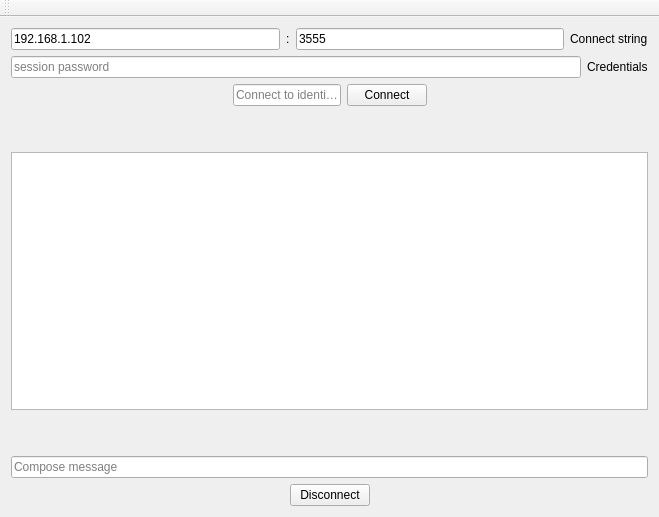
Above: mainwindow.ui from blabu/CommunicationUI before the change. Below: the same form after it.
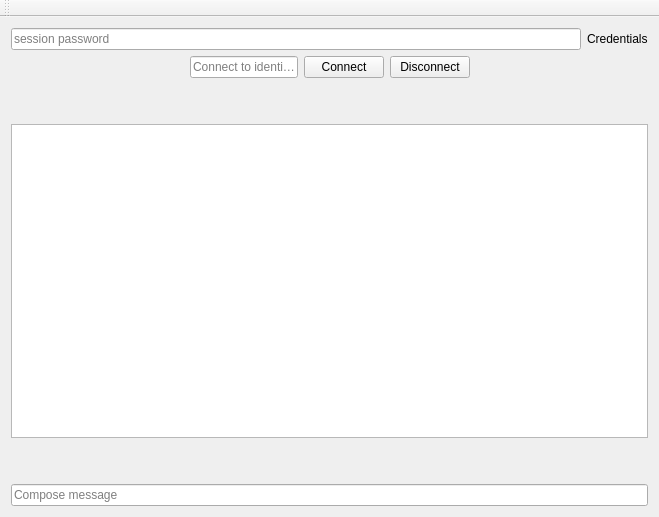
That is the form after the change.

```diff
--- a/mainwindow.ui
+++ b/mainwindow.ui
@@ -27,57 +27,7 @@
        <number>0</number>
       </property>
       <item>
-       <layout class="QHBoxLayout" name="horizontalLayout_2">
-        <item>
-         <widget class="QLineEdit" name="IP">
-          <property name="whatsThis">
-           <string>Insert connection string here IP_ADDR:PORT/?id=</string>
-          </property>
-          <property name="accessibleName">
-           <string>Insert connection string here IP_ADDR:PORT/?id=</string>
-          </property>
-          <property name="accessibleDescription">
-           <string>Insert connection string here IP_ADDR:PORT/?id=</string>
-          </property>
-          <property name="inputMask">
-           <string notr="true"/>
-          </property>
-          <property name="text">
-           <string notr="true">192.168.1.102</string>
-          </property>
-          <property name="placeholderText">
-           <string notr="true">IP</string>
-          </property>
-         </widget>
-        </item>
-        <item>
-         <widget class="QLabel" name="label_3">
-          <property name="text">
-           <string>:</string>
-          </property>
-         </widget>
-        </item>
-        <item>
-         <widget class="QLineEdit" name="Port">
-          <property name="text">
-           <string notr="true">3555</string>
-          </property>
-          <property name="maxLength">
-           <number>5</number>
-          </property>
-          <property name="placeholderText">
-           <string notr="true">PORT</string>
-          </property>
-         </widget>
-        </item>
-        <item>
-         <widget class="QLabel" name="label">
-          <property name="text">
-           <string>Connect string</string>
-          </property>
-         </widget>
-        </item>
-       </layout>
+       <layout class="QHBoxLayout" name="horizontalLayout_2"/>
       </item>
       <item>
        <layout class="QHBoxLayout" name="horizontalLayout_3">
@@ -135,6 +85,13 @@
           </property>
          </widget>
         </item>
+        <item>
+         <widget class="QPushButton" name="Disconnect">
+          <property name="text">
+           <string>Disconnect</string>
+          </property>
+         </widget>
+        </item>
         <item>
          <spacer name="horizontalSpacer_5">
           <property name="orientation">
@@ -202,43 +159,6 @@
         </property>
        </widget>
       </item>
-      <item>
-       <layout class="QHBoxLayout" name="horizontalLayout">
-        <item>
-         <spacer name="horizontalSpacer">
-          <property name="orientation">
-           <enum>Qt::Horizontal</enum>
-          </property>
-          <property name="sizeHint" stdset="0">
-           <size>
-            <width>40</width>
-            <height>20</height>
-           </size>
-          </property>
-         </spacer>
-        </item>
-        <item>
-         <widget class="QPushButton" name="Disconnect">
-          <property name="text">
-           <string>Disconnect</string>
-          </property>
-         </widget>
-        </item>
-        <item>
-         <spacer name="horizontalSpacer_2">
-          <property name="orientation">
-           <enum>Qt::Horizontal</enum>
-          </property>
-          <property name="sizeHint" stdset="0">
-           <size>
-            <width>40</width>
-            <height>20</height>
-           </size>
-          </property>
-         </spacer>
-        </item>
-       </layout>
-      </item>
      </layout>
     </item>
    </layout>
```
